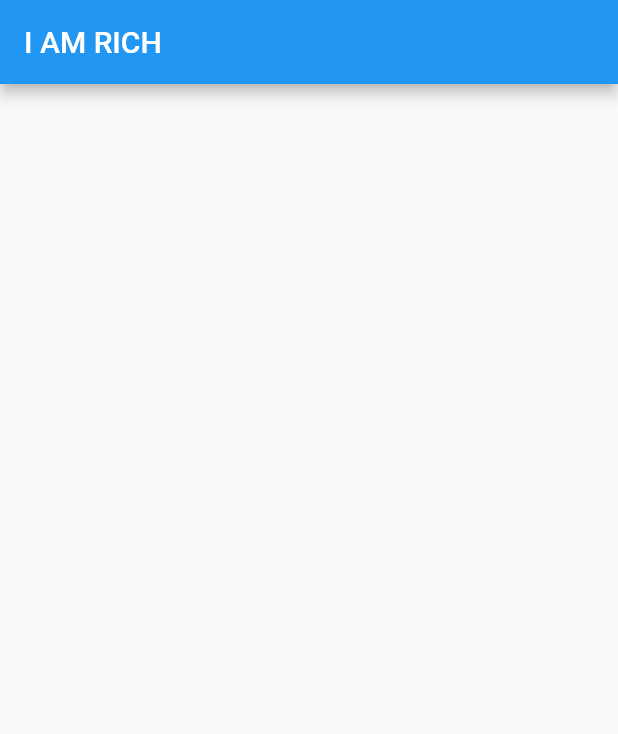
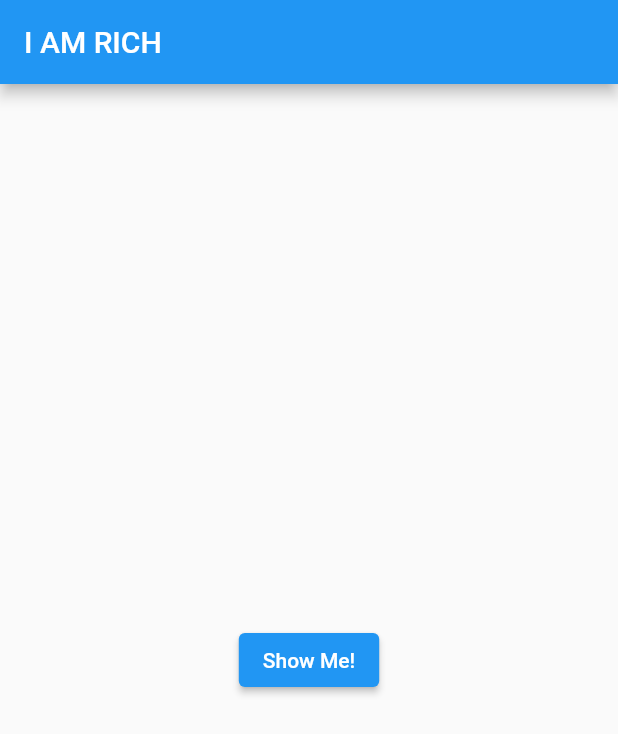
Before and after one commit to MrAlpha786/IAmRich, a Flutter app: the screen it shows after launch, on a phone screen of 412 x 824 dp. Shown: the top 734 px of the screen. Run offline on Flutter 3.47's test engine with Material 2 defaults, Android fonts, the phone set to English and light mode, and no system bars.

Commit message:
final commit

```diff
--- a/lib/main.dart
+++ b/lib/main.dart
@@ -4,8 +4,44 @@ void main() {
   runApp(const MyApp());
 }
 
-class MyApp extends StatelessWidget {
+class MyApp extends StatefulWidget {
   const MyApp({Key? key}) : super(key: key);
+
+  @override
+  State<MyApp> createState() => _MyAppState();
+}
+
+class _MyAppState extends State<MyApp> {
+  bool _showImage = false;
+
+  List<Widget> _getChildren() {
+    List<Widget> list = [const SizedBox(width: double.infinity)];
+
+    if (_showImage) {
+      list.addAll([
+        Image.asset('images/chest.png', fit: BoxFit.fitWidth),
+        const SizedBox(height: 16.0),
+        ElevatedButton(
+          onPressed: () {
+            setState(() {
+              _showImage = false;
+            });
+          },
+          child: const Text('Hurry Up, Hide Treasure!'),
+        ),
+      ]);
+    } else {
+      list.add(ElevatedButton(
+        onPressed: () {
+          setState(() {
+            _showImage = true;
+          });
+        },
+        child: const Text('Show Me!'),
+      ));
+    }
+    return list;
+  }
 
   @override
   Widget build(BuildContext context) {
@@ -14,6 +50,10 @@ class MyApp extends StatelessWidget {
         appBar: AppBar(
           title: const Text('I AM RICH'),
         ),
+        body: Column(
+          mainAxisAlignment: MainAxisAlignment.center,
+          children: _getChildren(),
+        ),
       ),
     );
   }
```
Also changed, not shown: pubspec.yaml (+3 -5 lines), images/chest.png (renamed from assets/chest.png), 2 other files.
